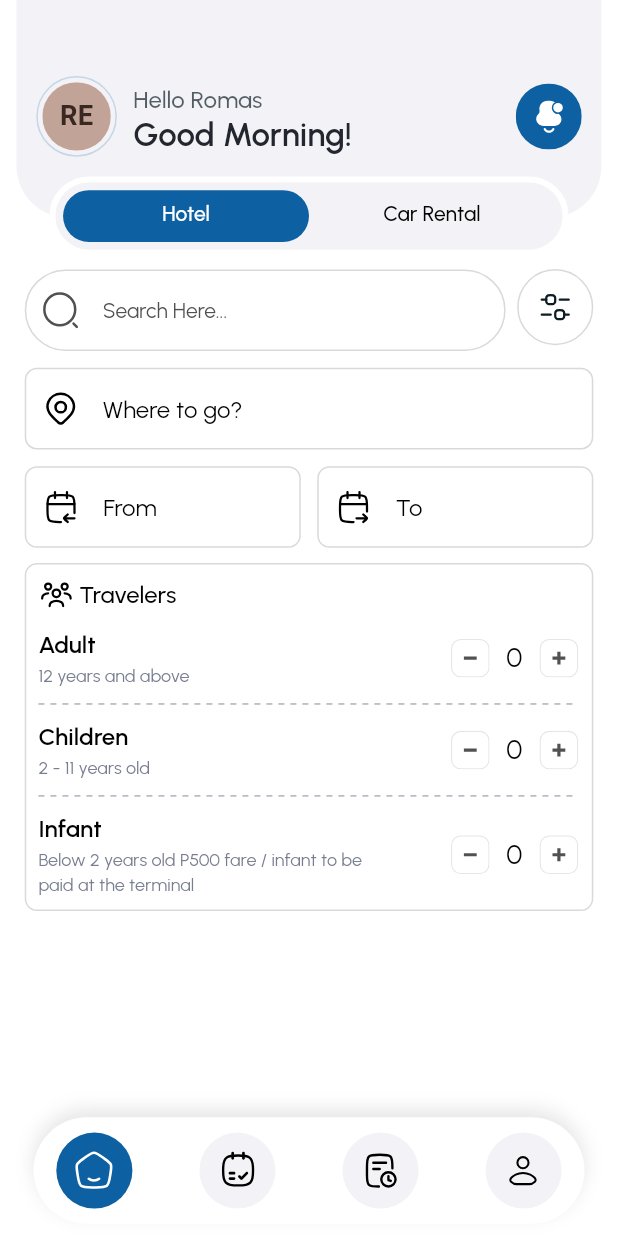
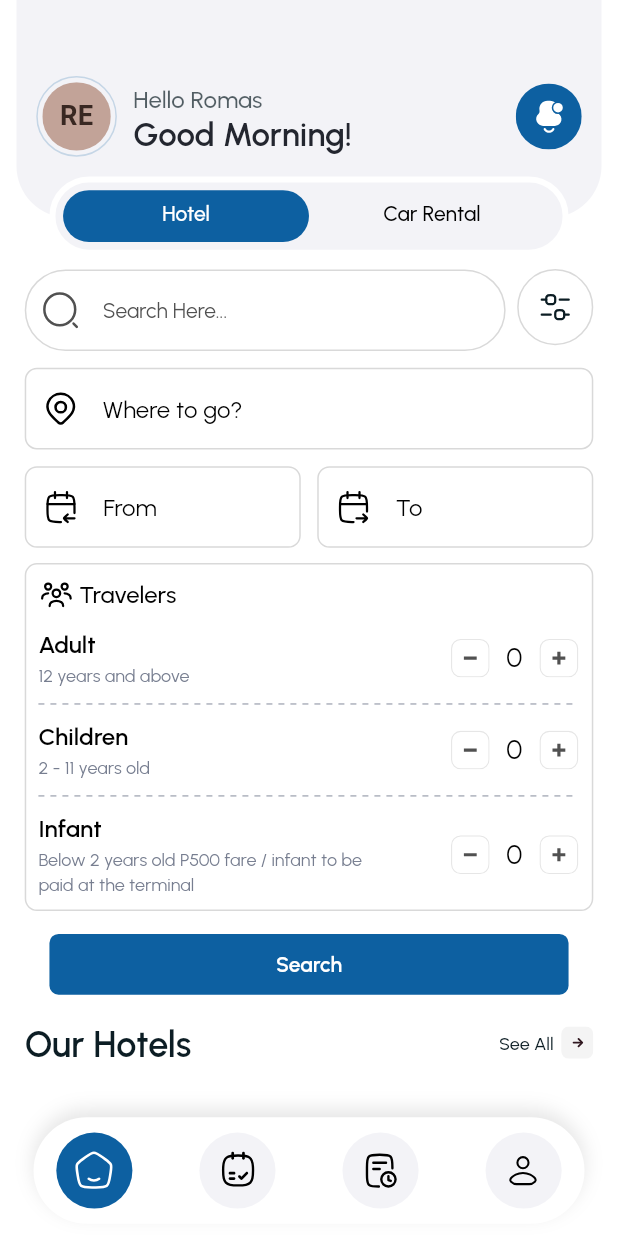
Before and after one commit to manushah77/rezorent_app, a Flutter app: the BottomBarView screen opened by its route, on a phone screen of 412 x 824 dp. Run offline on Flutter 3.47's test engine with Material 3 defaults, Android fonts, the phone set to English and light mode, and no system bars; drawn by our look-alikes of cached_network_image, dotted_line; our stand-ins replace connectivity_plus, device_preview, dio, dropdown_button2, firebase_core, firebase_messaging and 14 more; missing offline and left inert: flutter_swipe_button; accounts and stored records are empty; network calls fail; key blocks and very long unbroken strings in the code were emptied for the run.

Commit message:
Push By Arslan on 5th September working on Frontend

```diff
--- a/lib/app/config/app_assets.dart
+++ b/lib/app/config/app_assets.dart
@@ -50,5 +50,6 @@ class AppAssets {
   static const String travelersIcon = '$svgsPath/travelers_icon.svg';
   static const String decrementIcon = '$svgsPath/decrement_icon.svg';
   static const String incrementIcon = '$svgsPath/increment_icon.svg';
+  static const String seeAllIcon = '$svgsPath/see_all_icon.svg';
 
 }
--- a/lib/app/mvvm/views/home_tabs/hotels_tab.dart
+++ b/lib/app/mvvm/views/home_tabs/hotels_tab.dart
@@ -7,6 +7,7 @@ import 'package:rezorent_app/app/config/app_assets.dart';
 import 'package:rezorent_app/app/config/app_colors.dart';
 import 'package:rezorent_app/app/config/padding_extensions.dart';
 import 'package:rezorent_app/app/config/utils.dart';
+import 'package:rezorent_app/app/custom_widgets/app_custom_button.dart';
 import 'package:rezorent_app/app/custom_widgets/app_custom_field.dart';
 import 'package:rezorent_app/app/custom_widgets/custom_pickers/date_picker_dialog.dart';
 import 'package:rezorent_app/app/custom_widgets/sizedbox_extension.dart';
@@ -158,6 +159,29 @@ class _HotelsTabState extends State<HotelsTab> {
               ],
             ).paddingFromAll(8.sp),
           ),
+          15.h.height,
+          AppCustomButton(title: "Search", onPressed: () {}).paddingHorizontal(15.w),
+          15.h.height,
+          Row(
+            mainAxisAlignment: MainAxisAlignment.spaceBetween,
+            children: [
+              Text(
+                'Our Hotels',
+                style: AppTextStyles.customText24(color: Color(0xff0C1D24), fontWeight: FontWeight.w600),
+              ),
+              Row(
+                mainAxisAlignment: MainAxisAlignment.end,
+                children: [
+                  Text(
+                    'See All',
+                    style: AppTextStyles.customText12(color: AppColors.textDarkColor, fontWeight: FontWeight.w500),
+                  ),
+                  4.w.width,
+                  SvgPicture.asset(AppAssets.seeAllIcon),
+                ],
+              ),
+            ],
+          ),
         ],
       ).paddingHorizontal(15.w),
     );
```
Also changed, not shown: assets/svgs/see_all_icon.svg (added).
